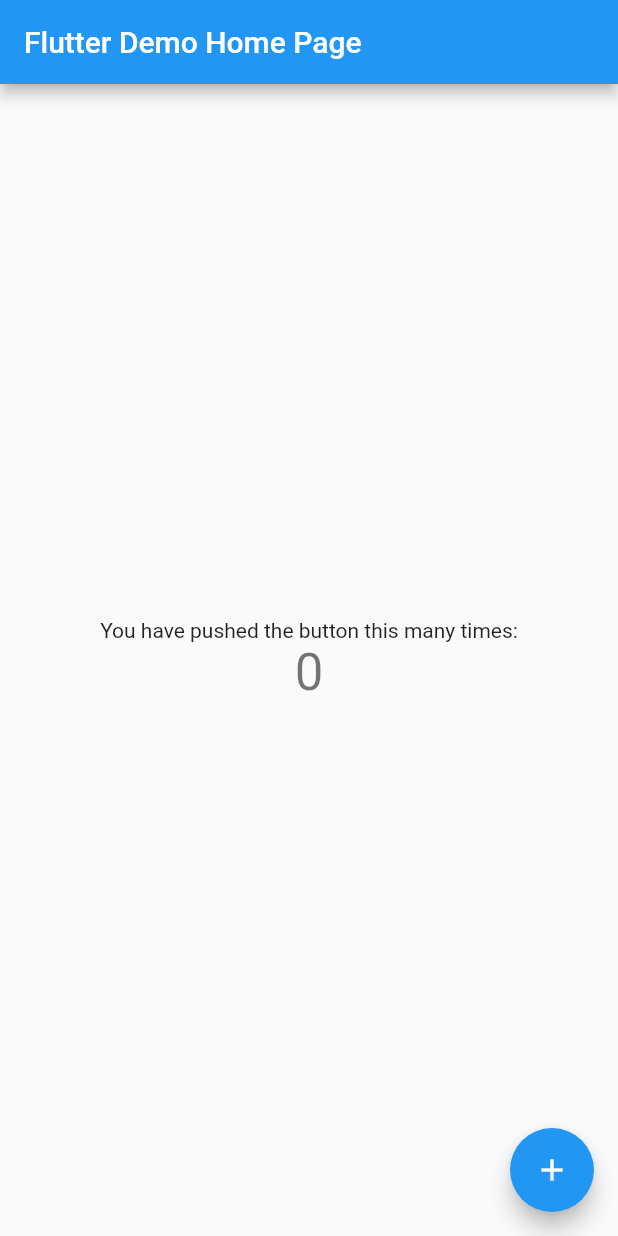
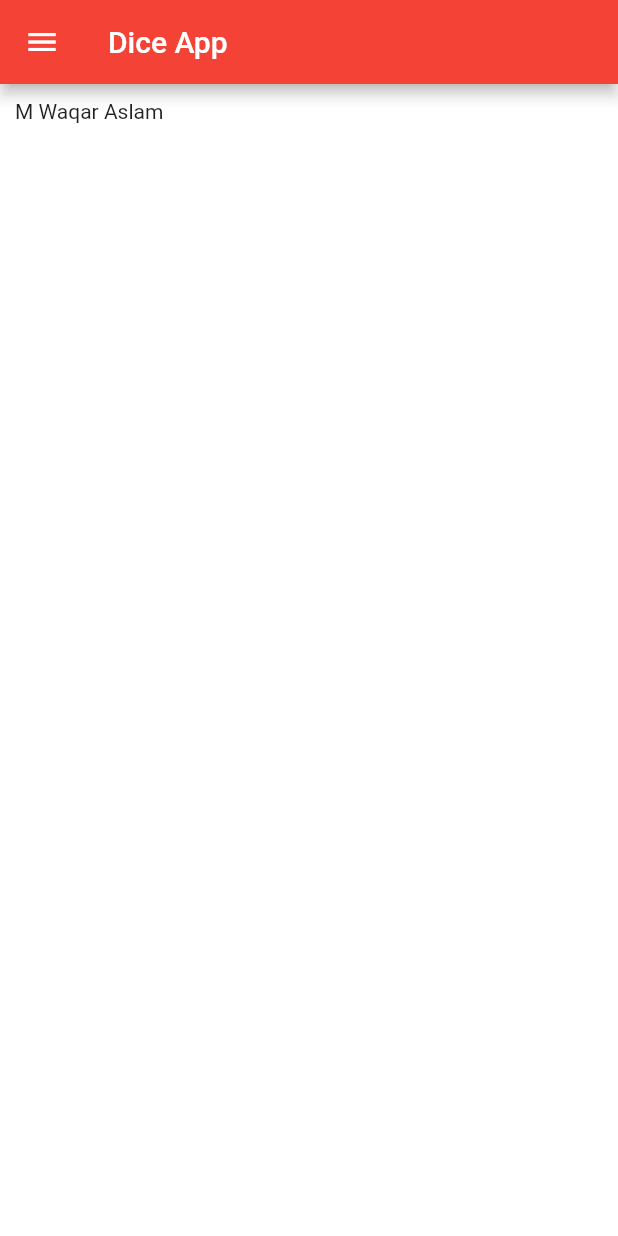
Before and after one commit to waqarmian69/FA17_BSE_030_2nd_sessional_5_Nov_2020, a Flutter app: the screen it shows after launch, on a phone screen of 412 x 824 dp. Run offline on Flutter 3.47's test engine with Material 2 defaults, Android fonts, the phone set to English and light mode, and no system bars.

Commit message:
Navigation Added

```diff
--- /dev/null
+++ b/lib/Navigation.dart
@@ -0,0 +1,61 @@
+import 'package:flutter/material.dart';
+
+
+class  HomePage extends StatefulWidget {
+  @override
+  _HomePageState createState() => _HomePageState();
+}
+
+class _HomePageState extends State<HomePage> {
+
+
+  @override
+  Widget build(BuildContext context) {
+    return Scaffold(
+      backgroundColor: Colors.white,
+      appBar: AppBar(
+        title: Text('Dice App'),
+      ),
+      body: Padding(
+        padding: const EdgeInsets.all(10.0),
+        child: Text('M Waqar Aslam'),
+
+      ),
+      drawer: Drawer(
+        child: ListView(
+          padding: EdgeInsets.zero,
+          children: [
+            UserAccountsDrawerHeader(
+                accountName: Text('Waqar Aslam'),
+                accountEmail: Text('waqarmian69@gmail.com'),
+                currentAccountPicture: CircleAvatar(
+
+                    backgroundImage: AssetImage('assets/image2.jpg')
+
+                )
+            ),
+            ListTile(
+              leading: Icon(Icons.person),
+              title: Text('Account'),
+              subtitle: Text('Personal'),
+              trailing: Icon(Icons.edit),
+            ),
+            ListTile(
+              leading: Icon(Icons.phone_android),
+              title: Text('Phone'),
+              subtitle: Text('03166228135'),
+              trailing: Icon(Icons.edit),
+            ),
+            ListTile(
+              leading: Icon(Icons.email),
+              title: Text('Email'),
+              subtitle: Text('waqarmian69@gmail.com'),
+              trailing: Icon(Icons.edit),
+            ),
+          ],
+        ),
+      ),
+
+    );
+  }
+}
--- a/lib/SplashScreen.dart
+++ b/lib/SplashScreen.dart
@@ -1,6 +1,7 @@
+import 'package:fa17_bse_030_2nd_sessional/main.dart';
 import 'package:flutter/material.dart';
-import 'package:flutter/material.dart';
-import 'SplashScreen.dart';
+import 'package:fa17_bse_030_2nd_sessional/Navigation.dart';
+import 'package:fa17_bse_030_2nd_sessional/SplashScreen.dart';
 
 void main(){
   runApp(new MaterialApp(
--- a/lib/main.dart
+++ b/lib/main.dart
@@ -1,114 +1,20 @@
 import 'package:flutter/material.dart';
+import 'package:fa17_bse_030_2nd_sessional/Navigation.dart';
+
 void main() {
-  runApp(MyApp());
+  runApp(Home());
 }
-class MyApp extends StatelessWidget {
-  // This widget is the root of your application.
+
+class Home extends StatelessWidget {
   @override
   Widget build(BuildContext context) {
     return MaterialApp(
-      title: 'Flutter Demo',
+      title: 'Dice App',
+      home: HomePage(),
       theme: ThemeData(
-        // This is the theme of your application.
-        //
-        // Try running your application with "flutter run". You'll see the
-        // application has a blue toolbar. Then, without quitting the app, try
-        // changing the primarySwatch below to Colors.green and then invoke
-        // "hot reload" (press "r" in the console where you ran "flutter run",
-        // or simply save your changes to "hot reload" in a Flutter IDE).
-        // Notice that the counter didn't reset back to zero; the application
-        // is not restarted.
-        primarySwatch: Colors.blue,
-        // This makes the visual density adapt to the platform that you run
-        // the app on. For desktop platforms, the controls will be smaller and
-        // closer together (more dense) than on mobile platforms.
-        visualDensity: VisualDensity.adaptivePlatformDensity,
+          primarySwatch: Colors.red
       ),
-      home: MyHomePage(title: 'Flutter Demo Home Page'),
+
     );
   }
 }
-class MyHomePage extends StatefulWidget {
-  MyHomePage({Key key, this.title}) : super(key: key);
-
-  // This widget is the home page of your application. It is stateful, meaning
-  // that it has a State object (defined below) that contains fields that affect
-  // how it looks.
-
-  // This class is the configuration for the state. It holds the values (in this
-  // case the title) provided by the parent (in this case the App widget) and
-  // used by the build method of the State. Fields in a Widget subclass are
-  // always marked "final".
-
-  final String title;
-
-  @override
-  _MyHomePageState createState() => _MyHomePageState();
-}
-
-class _MyHomePageState extends State<MyHomePage> {
-  int _counter = 0;
-
-  void _incrementCounter() {
-    setState(() {
-      // This call to setState tells the Flutter framework that something has
-      // changed in this State, which causes it to rerun the build method below
-      // so that the display can reflect the updated values. If we changed
-      // _counter without calling setState(), then the build method would not be
-      // called again, and so nothing would appear to happen.
-      _counter++;
-    });
-  }
-
-  @override
-  Widget build(BuildContext context) {
-    // This method is rerun every time setState is called, for instance as done
-    // by the _incrementCounter method above.
-    //
-    // The Flutter framework has been optimized to make rerunning build methods
-    // fast, so that you can just rebuild anything that needs updating rather
-    // than having to individually change instances of widgets.
-    return Scaffold(
-      appBar: AppBar(
-        // Here we take the value from the MyHomePage object that was created by
-        // the App.build method, and use it to set our appbar title.
-        title: Text(widget.title),
-      ),
-      body: Center(
-        // Center is a layout widget. It takes a single child and positions it
-        // in the middle of the parent.
-        child: Column(
-          // Column is also a layout widget. It takes a list of children and
-          // arranges them vertically. By default, it sizes itself to fit its
-          // children horizontally, and tries to be as tall as its parent.
-          //
-          // Invoke "debug painting" (press "p" in the console, choose the
-          // "Toggle Debug Paint" action from the Flutter Inspector in Android
-          // Studio, or the "Toggle Debug Paint" command in Visual Studio Code)
-          // to see the wireframe for each widget.
-          //
-          // Column has various properties to control how it sizes itself and
-          // how it positions its children. Here we use mainAxisAlignment to
-          // center the children vertically; the main axis here is the vertical
-          // axis because Columns are vertical (the cross axis would be
-          // horizontal).
-          mainAxisAlignment: MainAxisAlignment.center,
-          children: <Widget>[
-            Text(
-              'You have pushed the button this many times:',
-            ),
-            Text(
-              '$_counter',
-              style: Theme.of(context).textTheme.headline4,
-            ),
-          ],
-        ),
-      ),
-      floatingActionButton: FloatingActionButton(
-        onPressed: _incrementCounter,
-        tooltip: 'Increment',
-        child: Icon(Icons.add),
-      ), // This trailing comma makes auto-formatting nicer for build methods.
-    );
-  }
-}
```
Also changed, not shown: assets/images/image2.jpg (added).
